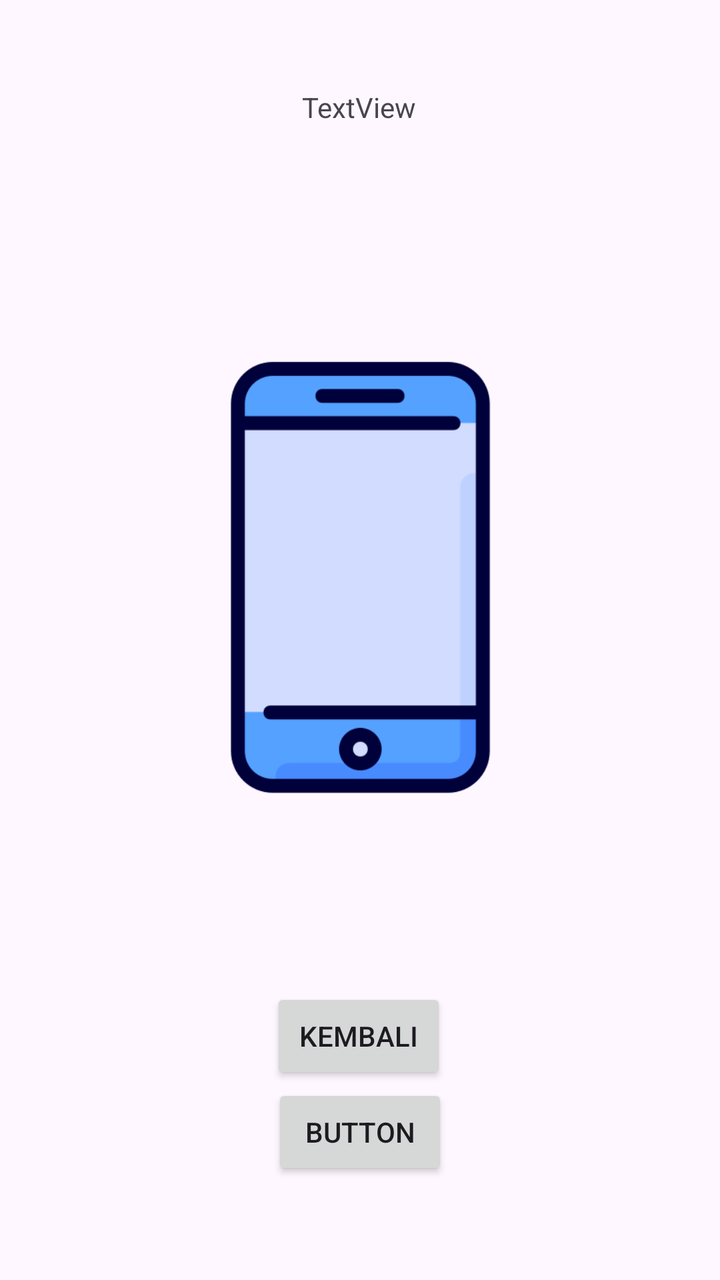
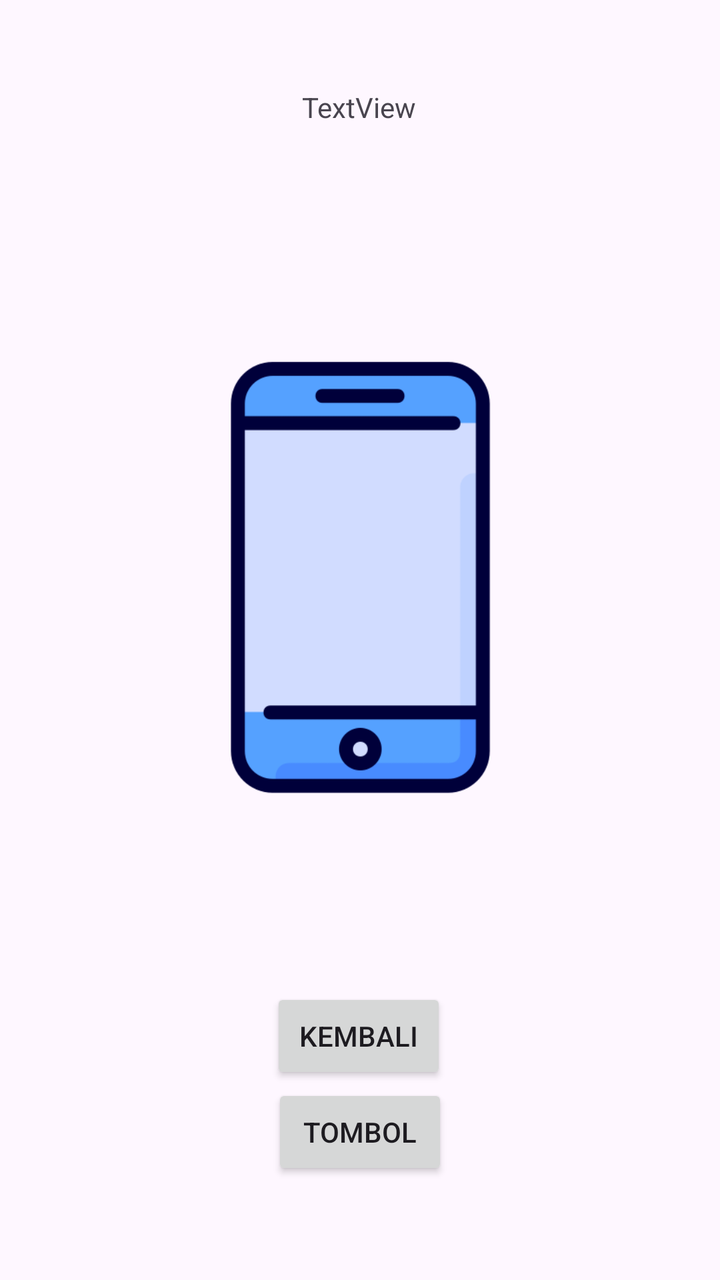

An Android layout rendered at two revisions. The XML below is the earlier revision; the diff shows what the commit changed to produce the second picture.
<!-- AndroidManifest.xml: application theme Theme.BellApps -->
<!-- res/layout/activity_fourth.xml -->
<?xml version="1.0" encoding="utf-8"?>
<androidx.constraintlayout.widget.ConstraintLayout xmlns:android="http://schemas.android.com/apk/res/android"
    xmlns:app="http://schemas.android.com/apk/res-auto"
    xmlns:tools="http://schemas.android.com/tools"
    android:id="@+id/main"
    android:layout_width="match_parent"
    android:layout_height="match_parent"
    tools:context=".pertemuan_4.FourthActivity">

    <Button
        android:id="@+id/btnFour"
        android:layout_width="wrap_content"
        android:layout_height="wrap_content"
        android:layout_marginTop="44dp"
        android:text="Kembali"
        app:layout_constraintEnd_toEndOf="parent"
        app:layout_constraintHorizontal_bias="0.498"
        app:layout_constraintStart_toStartOf="parent"
        app:layout_constraintTop_toBottomOf="@+id/imageView3" />

    <ImageView
        android:id="@+id/imageView3"
        android:layout_width="222dp"
        android:layout_height="323dp"
        android:layout_marginTop="64dp"
        app:layout_constraintEnd_toEndOf="parent"
        app:layout_constraintStart_toStartOf="parent"
        app:layout_constraintTop_toBottomOf="@+id/textView5"
        app:srcCompat="@drawable/smartphone" />

    <TextView
        android:id="@+id/textView5"
        android:layout_width="wrap_content"
        android:layout_height="wrap_content"
        android:layout_marginTop="44dp"
        android:text="TextView"
        app:layout_constraintEnd_toEndOf="parent"
        app:layout_constraintHorizontal_bias="0.498"
        app:layout_constraintStart_toStartOf="parent"
        app:layout_constraintTop_toTopOf="parent" />

    <Button
        android:id="@+id/btnShowSnackbar"
        android:layout_width="wrap_content"
        android:layout_height="wrap_content"
        android:text="Button"
        app:layout_constraintEnd_toEndOf="parent"
        app:layout_constraintStart_toStartOf="parent"
        app:layout_constraintTop_toBottomOf="@+id/btnFour" />
</androidx.constraintlayout.widget.ConstraintLayout>
<!-- resources referenced by this layout -->
<resources>
  <!-- drawable smartphone: png bitmap (drawable, 9112 bytes) -->
  <style name="Theme.BellApps" parent="Base.Theme.BellApps" />
  <style name="Base.Theme.BellApps" parent="Theme.Material3.DayNight.NoActionBar">
          
          
      </style>
</resources>

<!-- the commit's change to res/layout/activity_fourth.xml (unified diff, before → after) -->
@@ -43,7 +43,7 @@
         android:id="@+id/btnShowSnackbar"
         android:layout_width="wrap_content"
         android:layout_height="wrap_content"
-        android:text="Button"
+        android:text="tombol"
         app:layout_constraintEnd_toEndOf="parent"
         app:layout_constraintStart_toStartOf="parent"
         app:layout_constraintTop_toBottomOf="@+id/btnFour" />
